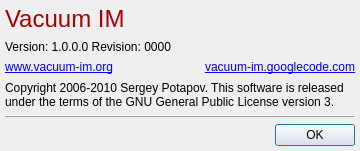
Before: the Qt Designer form src/loader/aboutbox.ui in silvansky/Contacts, drawn with Qt 5.
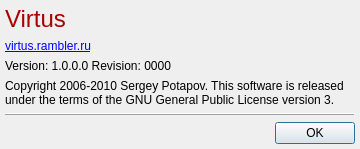
After: the same form once the commit is applied.

Commit message: Теперь это Virtus

Patch:
```diff
--- a/src/loader/aboutbox.ui
+++ b/src/loader/aboutbox.ui
@@ -7,7 +7,7 @@
     <x>0</x>
     <y>0</y>
     <width>360</width>
-    <height>151</height>
+    <height>149</height>
    </rect>
   </property>
   <property name="windowTitle">
@@ -70,7 +70,7 @@
         </font>
        </property>
        <property name="text">
-        <string notr="true">Vacuum IM</string>
+        <string notr="true">Virtus</string>
        </property>
       </widget>
      </item>
@@ -84,18 +84,9 @@
     </layout>
    </item>
    <item>
-    <widget class="QLabel" name="lblVersion">
-     <property name="text">
-      <string notr="true">Version: 1.0.0.0 Revision: 0000</string>
-     </property>
-    </widget>
-   </item>
-   <item>
-    <layout class="QHBoxLayout" name="horizontalLayout_2">
-     <item>
       <widget class="QLabel" name="lblHomePage">
        <property name="text">
-        <string notr="true">&lt;a href='http://www.vacuum-im.org'&gt;www.vacuum-im.org&lt;/a&gt;</string>
+      <string notr="true">&lt;a href='http://virtus.rambler.ru'&gt;virtus.rambler.ru&lt;/a&gt;</string>
        </property>
        <property name="alignment">
         <set>Qt::AlignLeading|Qt::AlignLeft|Qt::AlignVCenter</set>
@@ -103,16 +94,11 @@
       </widget>
      </item>
      <item>
-      <widget class="QLabel" name="lblSourcePage">
+    <widget class="QLabel" name="lblVersion">
        <property name="text">
-        <string notr="true">&lt;a href='http://code.google.com/p/vacuum-im/'&gt;vacuum-im.googlecode.com&lt;/a&gt;</string>
-       </property>
-       <property name="alignment">
-        <set>Qt::AlignRight|Qt::AlignTrailing|Qt::AlignVCenter</set>
-       </property>
-      </widget>
-     </item>
-    </layout>
+      <string notr="true">Version: 1.0.0.0 Revision: 0000</string>
+     </property>
+    </widget>
    </item>
    <item>
     <widget class="QLabel" name="lblCopyright">
```
Lines whose indentation alone changed are shown as unchanged. The commit also changes 100 other files.
